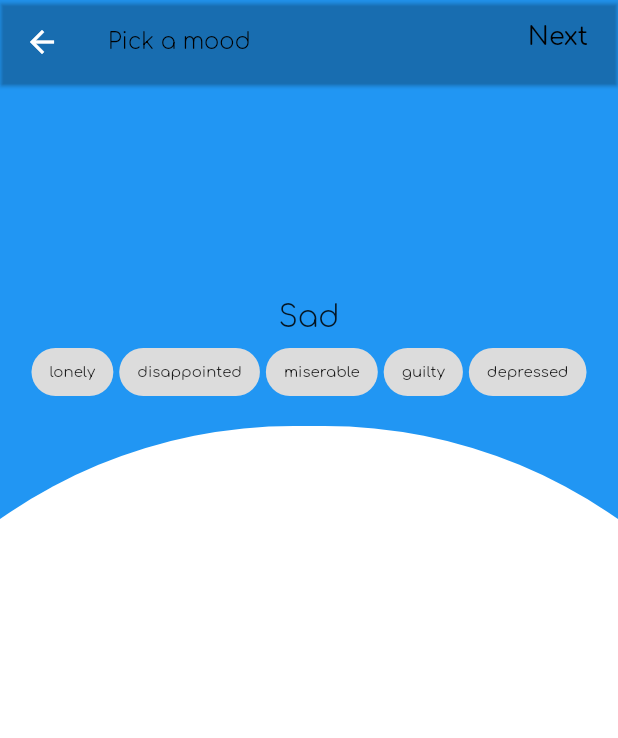
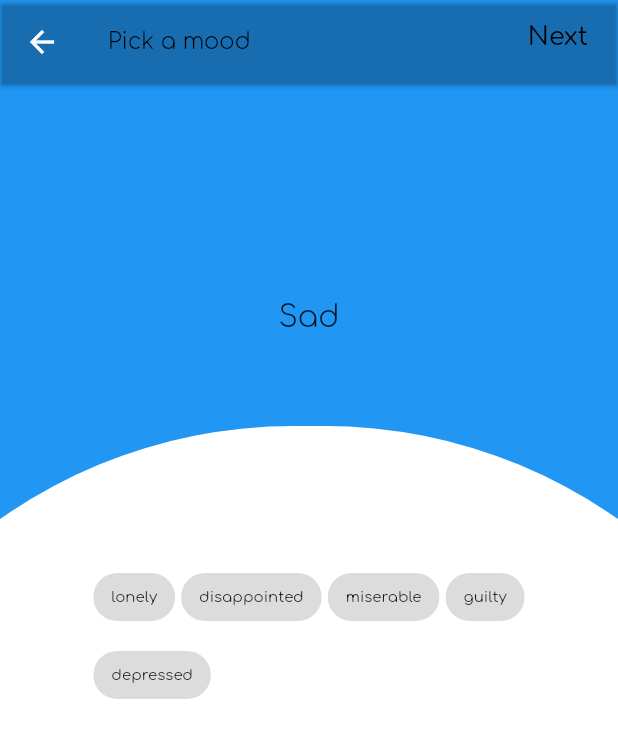
Before and after one commit to AugusteBalz/trial0125, a Flutter app: the EmotionSelectionScreen screen opened by its route, on a phone screen of 412 x 824 dp. Shown: the top 738 px of the screen. Run offline on Flutter 3.47's test engine with Material 2 defaults, Android fonts, the phone set to English and light mode, and no system bars; our stand-ins replace carousel_slider, hive, toggle_switch; accounts and stored records are empty.

Commit message:
advancing in mood seletion list

```diff
--- a/lib/models/widget_for_mood_display.dart
+++ b/lib/models/widget_for_mood_display.dart
@@ -41,9 +41,12 @@ class WidgetForMoodDisplay extends StatelessWidget {
 
 
 
-            Container(
+            SingleChildScrollView(
+              child: Container(
 
-              child: DisplayMultiSelection(items: newMood.moodS),
+                margin: EdgeInsets.symmetric(vertical: 150, horizontal: 50),
+                child: DisplayMultiSelection(items: newMood.moodS),
+              ),
             ),
 
           ],
--- a/lib/widgets/mood/emotion_selection_screen.dart
+++ b/lib/widgets/mood/emotion_selection_screen.dart
@@ -35,17 +35,6 @@ class _EmotionSelectionScreenState extends State<EmotionSelectionScreen> {
     WidgetForMoodDisplay(newMood: angrySelection),
     WidgetForMoodDisplay(newMood: loveSelection),
     WidgetForMoodDisplay(newMood: otherSelection),
-
-    /*
-    WidgetForMoodDisplay(selectEmotion: selectJoy),
-    WidgetForMoodDisplay(selectEmotion: selectSurprise),
-    WidgetForMoodDisplay(selectEmotion: selectFearful),
-    WidgetForMoodDisplay(selectEmotion: selectAngry),
-    WidgetForMoodDisplay(selectEmotion: selectLove),
-    WidgetForMoodDisplay(selectEmotion: selectOther),
-
-     */
-
 
 
   ];
```
